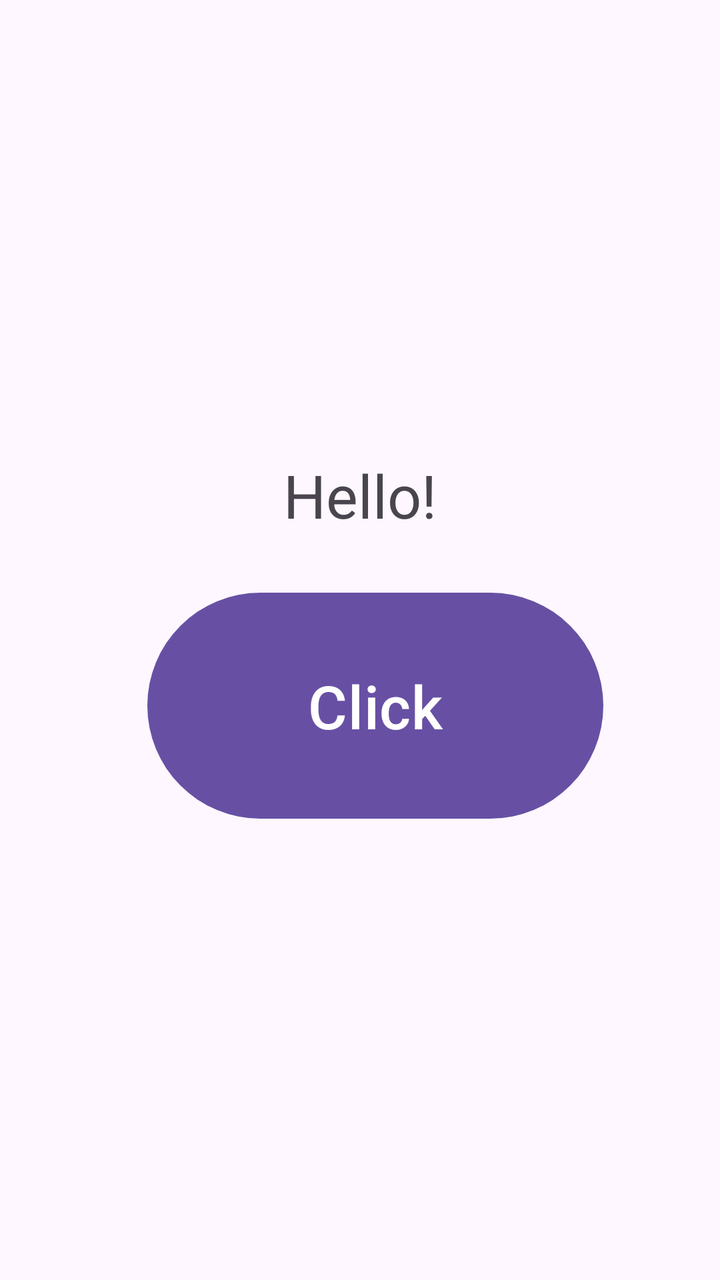
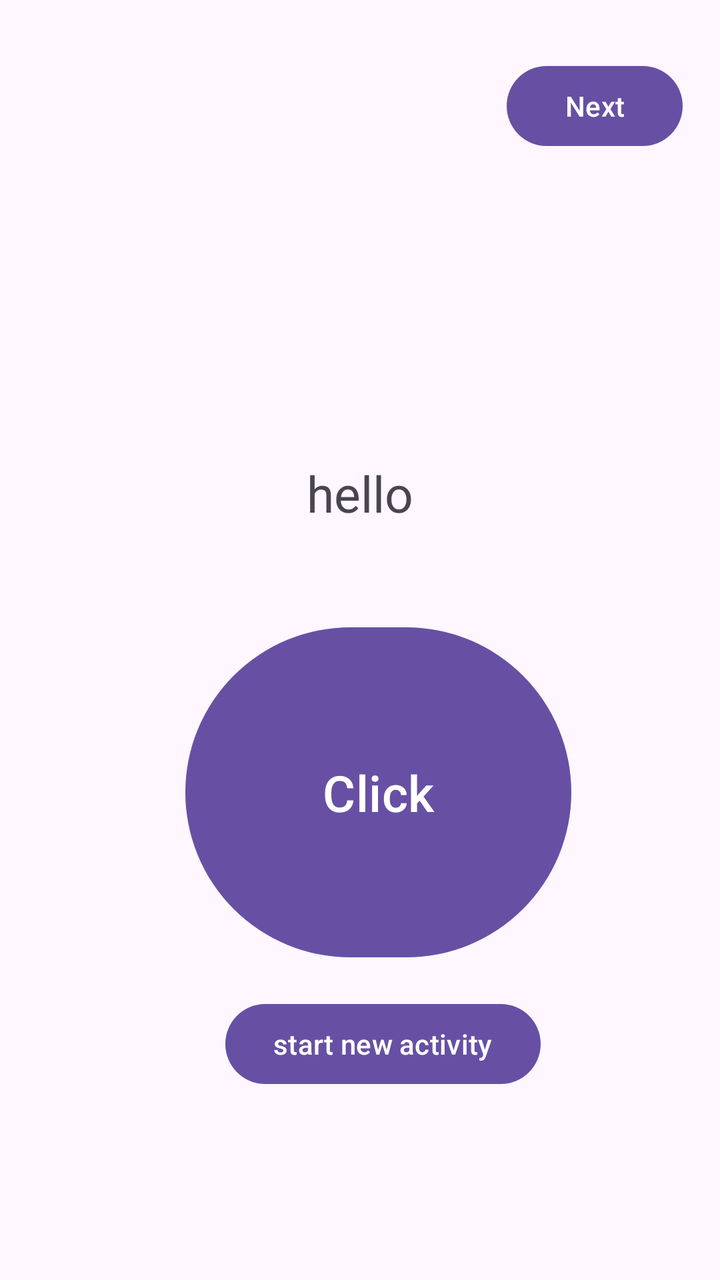

Two renders of the same Android screen: before a commit and after it. Below are the layout's source before the change and the commit's diff.
<!-- AndroidManifest.xml: application theme Theme.MyApplication -->
<!-- res/layout/activity_main.xml -->
<?xml version="1.0" encoding="utf-8"?>
<androidx.constraintlayout.widget.ConstraintLayout xmlns:android="http://schemas.android.com/apk/res/android"
    xmlns:app="http://schemas.android.com/apk/res-auto"
    xmlns:tools="http://schemas.android.com/tools"
    android:id="@+id/main"
    android:layout_width="match_parent"
    android:layout_height="match_parent"
    tools:context=".MainActivity">

    <TextView
        android:layout_width="wrap_content"
        android:layout_height="wrap_content"
        android:text="Hello!"
        app:layout_constraintBottom_toBottomOf="parent"
        app:layout_constraintEnd_toEndOf="parent"
        app:layout_constraintStart_toStartOf="parent"
        app:layout_constraintTop_toTopOf="parent"
        app:layout_constraintVertical_bias="0.379"
        android:textSize="30dp"/>

    <Button
        android:id="@+id/button"
        android:layout_width="228dp"
        android:layout_height="121dp"
        android:text="Click"
        app:layout_constraintBottom_toBottomOf="parent"
        app:layout_constraintEnd_toEndOf="parent"
        app:layout_constraintHorizontal_bias="0.557"
        app:layout_constraintStart_toStartOf="parent"
        app:layout_constraintTop_toTopOf="parent"
        app:layout_constraintVertical_bias="0.563"
        android:textSize="30dp"/>

</androidx.constraintlayout.widget.ConstraintLayout>
<!-- resources referenced by this layout -->
<resources>
  <style name="Theme.MyApplication" parent="Base.Theme.MyApplication" />
  <style name="Base.Theme.MyApplication" parent="Theme.Material3.DayNight.NoActionBar">
          
          
      </style>
</resources>

<!-- the commit's change to res/layout/activity_main.xml (unified diff, before → after) -->
@@ -8,27 +8,52 @@
     tools:context=".MainActivity">
 
     <TextView
+        android:id="@+id/textView"
         android:layout_width="wrap_content"
         android:layout_height="wrap_content"
-        android:text="Hello!"
+        android:text="hello"
+        android:textSize="25dp"
         app:layout_constraintBottom_toBottomOf="parent"
         app:layout_constraintEnd_toEndOf="parent"
         app:layout_constraintStart_toStartOf="parent"
         app:layout_constraintTop_toTopOf="parent"
-        app:layout_constraintVertical_bias="0.379"
-        android:textSize="30dp"/>
+        app:layout_constraintVertical_bias="0.379" />
 
     <Button
         android:id="@+id/button"
-        android:layout_width="228dp"
-        android:layout_height="121dp"
+        android:layout_width="193dp"
+        android:layout_height="173dp"
         android:text="Click"
+        android:textSize="25dp"
+        app:layout_constraintBottom_toBottomOf="parent"
+        app:layout_constraintEnd_toEndOf="parent"
+        app:layout_constraintHorizontal_bias="0.555"
+        app:layout_constraintStart_toStartOf="parent"
+        app:layout_constraintTop_toTopOf="parent"
+        app:layout_constraintVertical_bias="0.663" />
+
+    <Button
+        android:id="@+id/button3"
+        android:layout_width="wrap_content"
+        android:layout_height="wrap_content"
+        android:text="start new activity"
         app:layout_constraintBottom_toBottomOf="parent"
         app:layout_constraintEnd_toEndOf="parent"
         app:layout_constraintHorizontal_bias="0.557"
         app:layout_constraintStart_toStartOf="parent"
         app:layout_constraintTop_toTopOf="parent"
-        app:layout_constraintVertical_bias="0.563"
-        android:textSize="30dp"/>
+        app:layout_constraintVertical_bias="0.841" />
+
+    <Button
+        android:id="@+id/nextButton"
+        android:layout_width="wrap_content"
+        android:layout_height="wrap_content"
+        android:text="Next"
+        app:layout_constraintBottom_toBottomOf="parent"
+        app:layout_constraintEnd_toEndOf="parent"
+        app:layout_constraintHorizontal_bias="0.931"
+        app:layout_constraintStart_toStartOf="parent"
+        app:layout_constraintTop_toTopOf="parent"
+        app:layout_constraintVertical_bias="0.049" />
 
 </androidx.constraintlayout.widget.ConstraintLayout>
